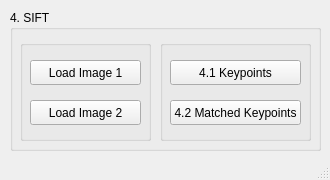
Qt form hw1_2/hw1_04/GUI.ui (kelly-y/CVDL) before a commit.
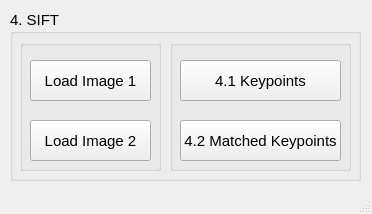
The same form after that commit.

Commit message: Modify GUI button size

```diff
--- a/hw1_2/hw1_04/GUI.ui
+++ b/hw1_2/hw1_04/GUI.ui
@@ -6,8 +6,8 @@
    <rect>
     <x>0</x>
     <y>0</y>
-    <width>330</width>
-    <height>180</height>
+    <width>372</width>
+    <height>214</height>
    </rect>
   </property>
   <property name="windowTitle">
@@ -19,13 +19,13 @@
      <rect>
       <x>10</x>
       <y>10</y>
-      <width>311</width>
-      <height>141</height>
+      <width>351</width>
+      <height>171</height>
      </rect>
     </property>
     <property name="font">
      <font>
-      <pointsize>9</pointsize>
+      <pointsize>11</pointsize>
      </font>
     </property>
     <property name="title">
@@ -36,8 +36,8 @@
       <rect>
        <x>10</x>
        <y>30</y>
-       <width>131</width>
-       <height>101</height>
+       <width>141</width>
+       <height>131</height>
       </rect>
      </property>
      <property name="title">
@@ -47,9 +47,9 @@
       <property name="geometry">
        <rect>
         <x>10</x>
-        <y>60</y>
-        <width>111</width>
-        <height>25</height>
+        <y>80</y>
+        <width>121</width>
+        <height>41</height>
        </rect>
       </property>
       <property name="text">
@@ -61,8 +61,8 @@
        <rect>
         <x>10</x>
         <y>20</y>
-        <width>111</width>
-        <height>25</height>
+        <width>121</width>
+        <height>41</height>
        </rect>
       </property>
       <property name="text">
@@ -73,10 +73,10 @@
     <widget class="QGroupBox" name="groupBox_3">
      <property name="geometry">
       <rect>
-       <x>150</x>
+       <x>160</x>
        <y>30</y>
-       <width>151</width>
-       <height>101</height>
+       <width>181</width>
+       <height>131</height>
       </rect>
      </property>
      <property name="title">
@@ -86,9 +86,9 @@
       <property name="geometry">
        <rect>
         <x>10</x>
-        <y>60</y>
-        <width>131</width>
-        <height>25</height>
+        <y>80</y>
+        <width>161</width>
+        <height>41</height>
        </rect>
       </property>
       <property name="text">
@@ -100,8 +100,8 @@
        <rect>
         <x>10</x>
         <y>20</y>
-        <width>131</width>
-        <height>25</height>
+        <width>161</width>
+        <height>41</height>
        </rect>
       </property>
       <property name="text">
```
Left out of the diff: 2 changed lines with no effect on the pictures. The commit also changes 1 other file.
